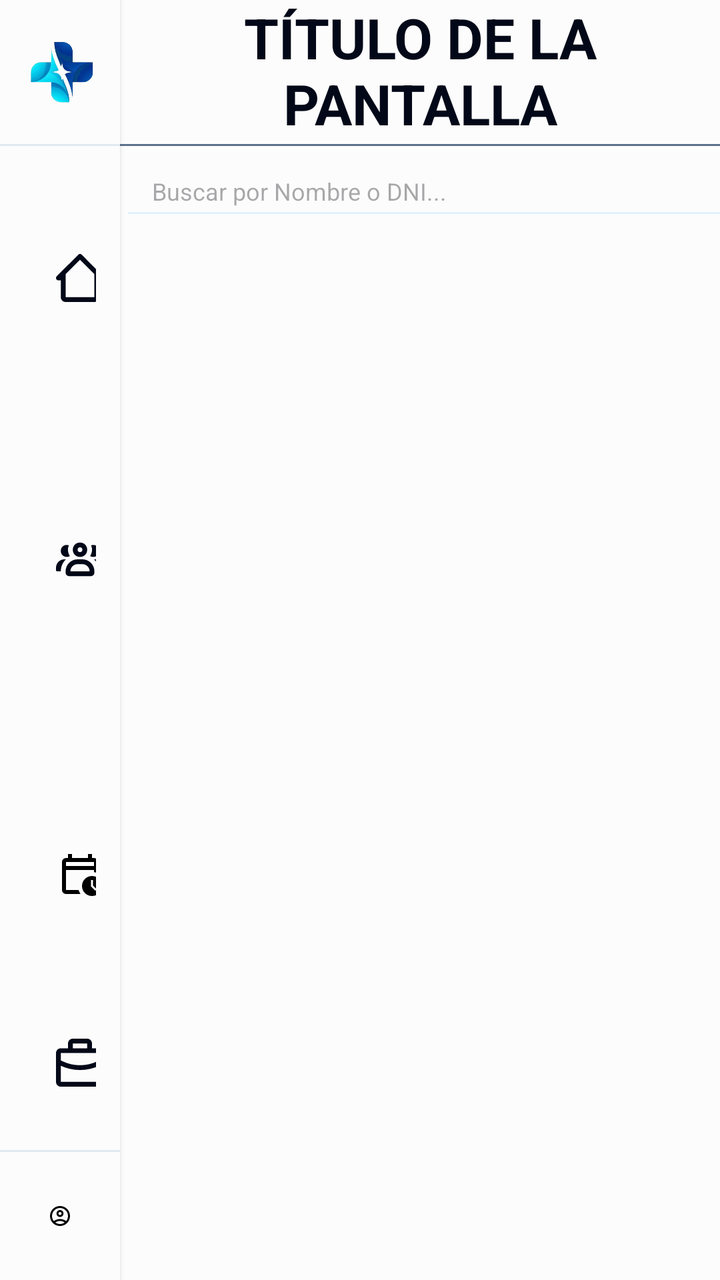
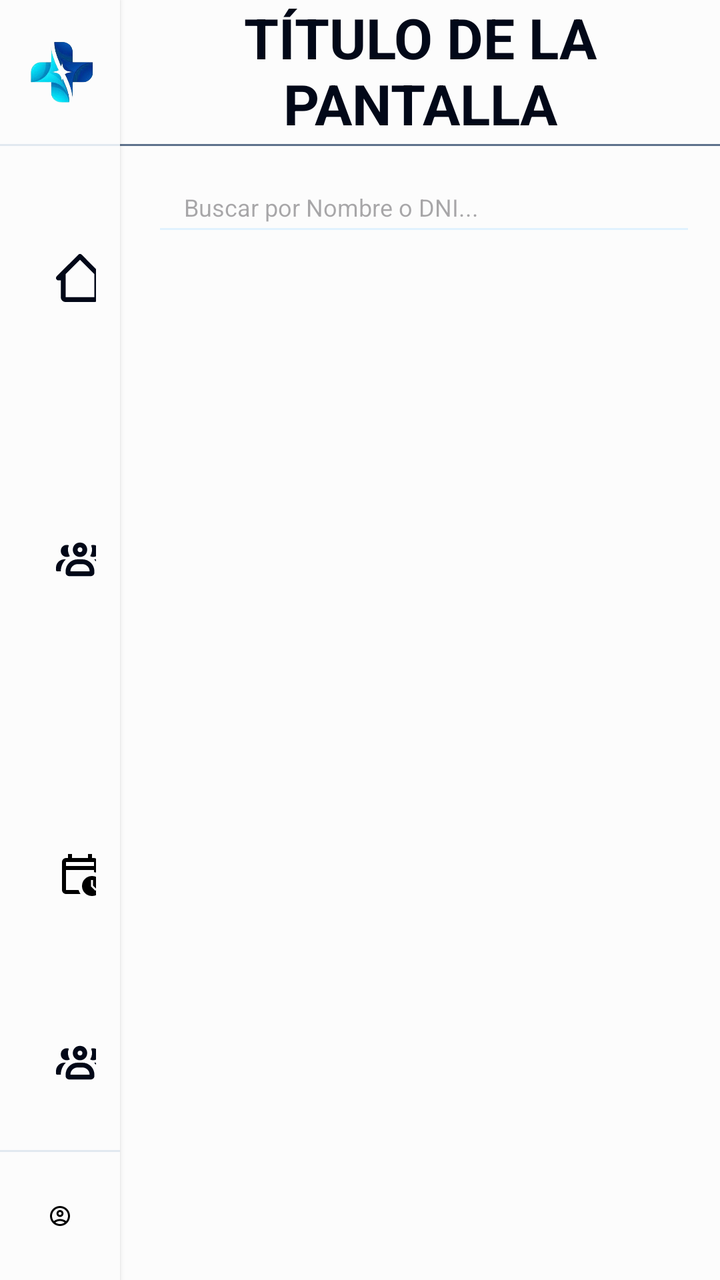

The first picture is an Android layout as it rendered before a commit; the second is the same layout after the commit. The layout source and the unified diff follow.
<!-- AndroidManifest.xml: application theme Theme.ClinicaSePrice -->
<!-- res/layout/activity_base.xml -->
<?xml version="1.0" encoding="utf-8"?>
<LinearLayout
    xmlns:android="http://schemas.android.com/apk/res/android"
    android:id="@+id/baseLayout"
    android:layout_width="match_parent"
    android:layout_height="match_parent"
    android:orientation="horizontal"
    android:background="@color/white">

    
    <LinearLayout
        android:id="@+id/sidebar"
        android:layout_width="0dp"
        android:layout_height="match_parent"
        android:layout_weight="2"
        android:orientation="vertical"
        android:background="@color/white"
        android:elevation="2dp">

        
        <LinearLayout
            android:layout_width="match_parent"
            android:layout_height="72dp"
            android:orientation="horizontal"
            android:gravity="center_vertical"
            android:background="@color/white">

            <ImageView
                android:id="@+id/imgLogo"
                android:layout_width="62dp"
                android:layout_height="62dp"
                android:contentDescription="Logo de SePrice"
                android:scaleType="fitCenter"
                android:src="@drawable/logo_seprice" />

            <LinearLayout
                android:layout_width="wrap_content"
                android:layout_height="wrap_content"
                android:orientation="vertical">

                <TextView
                    android:layout_width="wrap_content"
                    android:layout_height="wrap_content"
                    android:text="SePrice"
                    android:textColor="@color/primary"
                    android:textStyle="bold"
                    android:textSize="16sp" />

                <TextView
                    android:layout_width="wrap_content"
                    android:layout_height="wrap_content"
                    android:text="CLÍNICA MÉDICA"
                    android:textColor="@color/shadow"
                    android:textSize="11sp" />

            </LinearLayout>

        </LinearLayout>

        
        <View
            android:layout_width="match_parent"
            android:layout_height="1dp"
            android:background="#E1E8F0" />

        
        <LinearLayout
            android:id="@+id/menuNavegacion"
            android:layout_width="match_parent"
            android:layout_height="0dp"
            android:layout_weight="1"
            android:orientation="vertical"
            android:paddingHorizontal="@dimen/spacing_s"
            android:paddingVertical="@dimen/spacing_m" >

            <TextView
                android:id="@+id/navMenu"
                android:layout_width="match_parent"
                android:layout_height="wrap_content"
                android:gravity="center_vertical"
                android:padding="@dimen/spacing_m"
                android:drawableStart="@drawable/ic_home"
                android:drawablePadding="@dimen/spacing_m"
                android:text="Menú"
                android:textColor="@color/shadow"
                android:textSize="14sp" />

            <TextView
                android:id="@+id/navPacientes"
                android:layout_width="match_parent"
                android:layout_height="wrap_content"
                android:gravity="center_vertical"
                android:padding="@dimen/spacing_m"
                android:drawableStart="@drawable/ic_pacientes"
                android:drawablePadding="@dimen/spacing_m"
                android:text="Pacientes"
                android:textColor="@color/shadow"
                android:textSize="14sp" />

            <TextView
                android:id="@+id/navTurnos"
                android:layout_width="match_parent"
                android:layout_height="wrap_content"
                android:gravity="center_vertical"
                android:padding="@dimen/spacing_m"
                android:drawableStart="@drawable/ic_calendar"
                android:drawablePadding="@dimen/spacing_m"
                android:text="Turnos"
                android:textColor="@color/shadow"
                android:textSize="14sp" />

            <TextView
                android:id="@+id/navAdministracion"
                android:layout_width="match_parent"
                android:layout_height="wrap_content"
                android:gravity="center_vertical"
                android:padding="@dimen/spacing_m"
                android:drawableStart="@drawable/ic_administracion"
                android:drawablePadding="@dimen/spacing_m"
                android:text="Administración"
                android:textColor="@color/shadow"
                android:textSize="14sp" />

        </LinearLayout>

        
        <View
            android:layout_width="match_parent"
            android:layout_height="1dp"
            android:background="#E1E8F0" />

        
        <LinearLayout
            android:id="@+id/panelUsuario"
            android:layout_width="match_parent"
            android:layout_height="64dp"
            android:orientation="horizontal"
            android:gravity="center_vertical"
            android:paddingHorizontal="@dimen/spacing_s">

            <ImageView
                android:layout_width="wrap_content"
                android:layout_height="match_parent"
                android:src="@drawable/ic_account_circle"
                android:paddingHorizontal="@dimen/spacing_s"/>

            <LinearLayout
                android:layout_width="wrap_content"
                android:layout_height="wrap_content"
                android:orientation="vertical">

                <TextView
                    android:id="@+id/txtUsuario"
                    android:layout_width="wrap_content"
                    android:layout_height="wrap_content"
                    android:text="Juan Perez"
                    android:textStyle="bold"
                    android:textSize="14sp"
                    android:textColor="@color/black" />

                <TextView
                    android:id="@+id/txtRol"
                    android:layout_width="wrap_content"
                    android:layout_height="wrap_content"
                    android:text="Administrador"
                    android:textSize="10sp"
                    android:textColor="@color/shadow" />

            </LinearLayout>

        </LinearLayout>

    </LinearLayout>

    
    <LinearLayout
        android:id="@+id/contenidoPrincipal"
        android:layout_width="0dp"
        android:layout_height="match_parent"
        android:layout_weight="10"
        android:orientation="vertical">

        
        <LinearLayout
            android:id="@+id/header"
            android:layout_width="match_parent"
            android:layout_height="72dp"
            android:orientation="vertical"
            android:gravity="center_vertical"
            android:paddingHorizontal="@dimen/spacing_m"
            android:background="@color/white">

            <TextView
                android:id="@+id/txtTitulo"
                android:layout_width="wrap_content"
                android:layout_height="wrap_content"
                android:text="Título de la pantalla"
                style="@style/Title" />

            <TextView
                android:id="@+id/txtSubtitulo"
                android:layout_width="wrap_content"
                android:layout_height="wrap_content"
                android:text="Subtitle de la sección."
                style="@style/Subtitle" />

        </LinearLayout>

        
        <View
            android:layout_width="match_parent"
            android:layout_height="1dp"
            android:background="@color/shadow" />

        

        <LinearLayout
            android:layout_width="match_parent"
            android:layout_height="wrap_content"
            android:orientation="horizontal"
            android:gravity="center_vertical"
            android:layout_marginBottom="16dp">

            <EditText
                android:id="@+id/edtBuscarPaciente"
                android:layout_width="400dp"
                android:layout_height="42dp"
                android:hint="Buscar por Nombre o DNI..."
                android:inputType="text"
                android:textSize="12sp"
                android:singleLine="true"
                android:paddingHorizontal="@dimen/spacing_m"
                android:backgroundTint="@color/blur" />

        </LinearLayout>

        
        <FrameLayout
            android:id="@+id/contenedorContenido"
            android:layout_width="match_parent"
            android:layout_height="match_parent"
            android:background="@color/white" />

    </LinearLayout>

</LinearLayout>
<!-- resources referenced by this layout -->
<resources>
  <color name="black">#020818</color>
  <color name="blur">#E0F2FE</color>
  <color name="primary">#0F4C81</color>
  <color name="shadow">#5f728c</color>
  <color name="white">#FCFCFC</color>
  <dimen name="spacing_m">16dp</dimen>
  <dimen name="spacing_s">12dp</dimen>
  <!-- drawable ic_administracion (drawable) -->
  <vector xmlns:android="http://schemas.android.com/apk/res/android"
      android:width="24dp"
      android:height="24dp"
      android:viewportWidth="20"
      android:viewportHeight="20">
    <path
        android:pathData="M18,4h-3L15,2c0,-1.1 -0.9,-2 -2,-2L7,0c-1.1,0 -2,0.9 -2,2v2L2,4c-1.1,0 -2,0.9 -2,2v12c0,1.1 0.9,2 2,2h16c1.1,0 2,-0.9 2,-2L20,6c0,-1.1 -0.9,-2 -2,-2M7,2h6v2L7,4zM6,6h12v3.07l-0.83,0.39a16.78,16.78 0,0 1,-14.34 0L2,9.07L2,6zM2,18v-6.72c2.54,1.19 5.27,1.79 8,1.79s5.46,-0.6 8,-1.79L18,18z"
        android:fillColor="@color/black" />
  </vector>
  <!-- drawable ic_home (drawable) -->
  <vector xmlns:android="http://schemas.android.com/apk/res/android"
      android:width="24dp"
      android:height="24dp"
      android:viewportWidth="20"
      android:viewportHeight="20">
    <path
        android:pathData="M1,11h1v7c0,1.1 0.9,2 2,2h12c1.1,0 2,-0.9 2,-2v-7h1c0.4,0 0.77,-0.24 0.92,-0.62 0.15,-0.37 0.07,-0.8 -0.22,-1.09l-8.99,-9a0.996,0.996 0,0 0,-1.41 0l-9.01,9c-0.29,0.29 -0.37,0.72 -0.22,1.09s0.52,0.62 0.92,0.62ZM10,2.41 L16,8.41L16,18L4,18v-9.59z"
        android:fillColor="@color/black"/>
  </vector>
  <!-- drawable ic_pacientes (drawable) -->
  <vector xmlns:android="http://schemas.android.com/apk/res/android"
      android:width="24dp"
      android:height="24dp"
      android:viewportWidth="20"
      android:viewportHeight="20">
    <path
        android:pathData="M10,9c1.71,0 3,-1.29 3,-3s-1.29,-3 -3,-3 -3,1.29 -3,3 1.29,3 3,3m0,-4c0.6,0 1,0.4 1,1s-0.4,1 -1,1 -1,-0.4 -1,-1 0.4,-1 1,-1m1,5h-2c-2.76,0 -5,2.24 -5,5v0.5c0,0.83 0.67,1.5 1.5,1.5h9c0.83,0 1.5,-0.67 1.5,-1.5L16,15c0,-2.76 -2.24,-5 -5,-5m-5,5c0,-1.65 1.35,-3 3,-3h2c1.65,0 3,1.35 3,3zM4.5,9c0.47,0 0.9,-0.12 1.27,-0.33a5.03,5.03 0,0 1,-0.42 -4.52C5.09,4.06 4.8,4 4.5,4 3.06,4 2,5.06 2,6.5S3.06,9 4.5,9m-0.39,1L3.5,10C1.57,10 0,11.57 0,13.5v1c0,0.28 0.22,0.5 0.5,0.5L2,15c0,-1.96 0.81,-3.73 2.11,-5m11.39,-1c1.44,0 2.5,-1.06 2.5,-2.5S16.94,4 15.5,4c-0.31,0 -0.59,0.06 -0.85,0.15a5.03,5.03 0,0 1,-0.42 4.52c0.37,0.21 0.79,0.33 1.27,0.33m1,1h-0.61A6.97,6.97 0,0 1,18 15h1.5c0.28,0 0.5,-0.22 0.5,-0.5v-1c0,-1.93 -1.57,-3.5 -3.5,-3.5"
        android:fillColor="@color/black"/>
  </vector>
  <style name="Subtitle">
          <item name="android:textColor">@color/shadow</item>
          <item name="android:textSize">@dimen/text_subtitle</item>
      </style>
  <style name="Title">
          <item name="android:textColor">@color/black</item>
          <item name="android:textSize">@dimen/text_title</item>
          <item name="textAllCaps">true</item>
          <item name="android:textStyle">bold</item>
          <item name="android:gravity">center</item>
      </style>
  <style name="Theme.ClinicaSePrice" parent="Base.Theme.ClinicaSePrice" />
  <dimen name="text_subtitle">20sp</dimen>
  <dimen name="text_title">28sp</dimen>
  <style name="Base.Theme.ClinicaSePrice" parent="Theme.Material3.DayNight.NoActionBar">
          
          
      </style>
  <!-- unchanged entries left out for length: 3 -->
</resources>

<!-- the commit's change to res/layout/activity_base.xml (unified diff, before → after) -->
@@ -54,7 +54,6 @@
                     android:textSize="11sp" />
 
             </LinearLayout>
-
         </LinearLayout>
 
         
@@ -71,7 +70,7 @@
             android:layout_weight="1"
             android:orientation="vertical"
             android:paddingHorizontal="@dimen/spacing_s"
-            android:paddingVertical="@dimen/spacing_m" >
+            android:paddingVertical="@dimen/spacing_m">
 
             <TextView
                 android:id="@+id/navMenu"
@@ -106,6 +105,18 @@
                 android:drawableStart="@drawable/ic_calendar"
                 android:drawablePadding="@dimen/spacing_m"
                 android:text="Turnos"
+                android:textColor="@color/shadow"
+                android:textSize="14sp" />
+
+            <TextView
+                android:id="@+id/navSalaEspera"
+                android:layout_width="match_parent"
+                android:layout_height="wrap_content"
+                android:gravity="center_vertical"
+                android:padding="@dimen/spacing_m"
+                android:drawableStart="@drawable/ic_pacientes"
+                android:drawablePadding="@dimen/spacing_m"
+                android:text="Sala de espera"
                 android:textColor="@color/shadow"
                 android:textSize="14sp" />
 
@@ -142,7 +153,7 @@
                 android:layout_width="wrap_content"
                 android:layout_height="match_parent"
                 android:src="@drawable/ic_account_circle"
-                android:paddingHorizontal="@dimen/spacing_s"/>
+                android:paddingHorizontal="@dimen/spacing_s" />
 
             <LinearLayout
                 android:layout_width="wrap_content"
@@ -167,7 +178,6 @@
                     android:textColor="@color/shadow" />
 
             </LinearLayout>
-
         </LinearLayout>
 
     </LinearLayout>
@@ -201,7 +211,7 @@
                 android:id="@+id/txtSubtitulo"
                 android:layout_width="wrap_content"
                 android:layout_height="wrap_content"
-                android:text="Subtitle de la sección."
+                android:text="Subtítulo de la sección."
                 style="@style/Subtitle" />
 
         </LinearLayout>
@@ -213,13 +223,15 @@
             android:background="@color/shadow" />
 
         
-
-        <LinearLayout
+        <LinearLayout
+            android:id="@+id/layoutBusquedaGlobal"
             android:layout_width="match_parent"
             android:layout_height="wrap_content"
             android:orientation="horizontal"
             android:gravity="center_vertical"
-            android:layout_marginBottom="16dp">
+            android:paddingHorizontal="@dimen/spacing_m"
+            android:paddingTop="8dp"
+            android:paddingBottom="8dp">
 
             <EditText
                 android:id="@+id/edtBuscarPaciente"
@@ -238,7 +250,8 @@
         <FrameLayout
             android:id="@+id/contenedorContenido"
             android:layout_width="match_parent"
-            android:layout_height="match_parent"
+            android:layout_height="0dp"
+            android:layout_weight="1"
             android:background="@color/white" />
 
     </LinearLayout>
